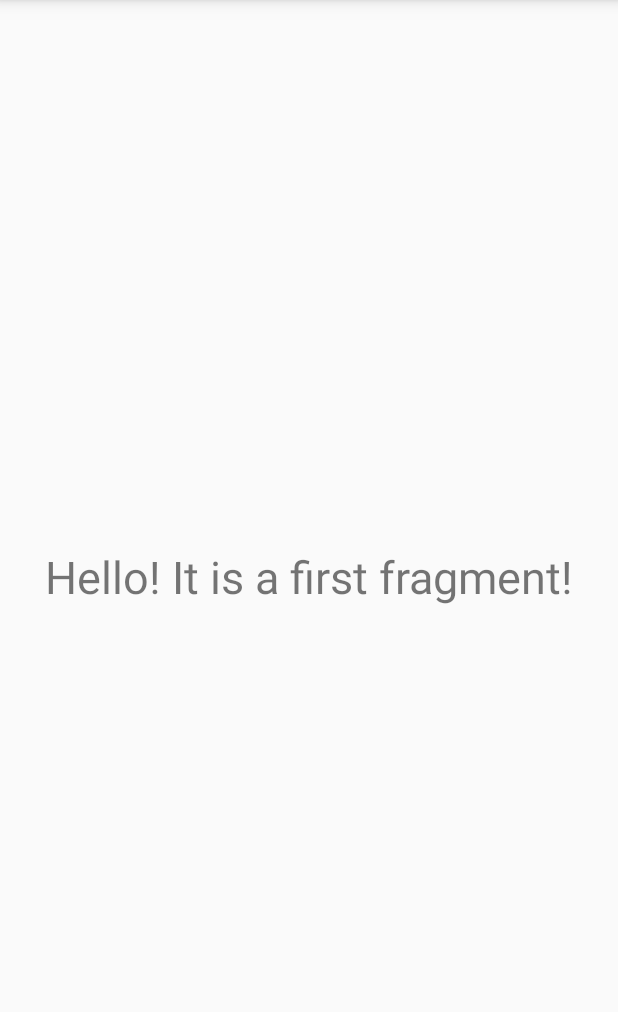
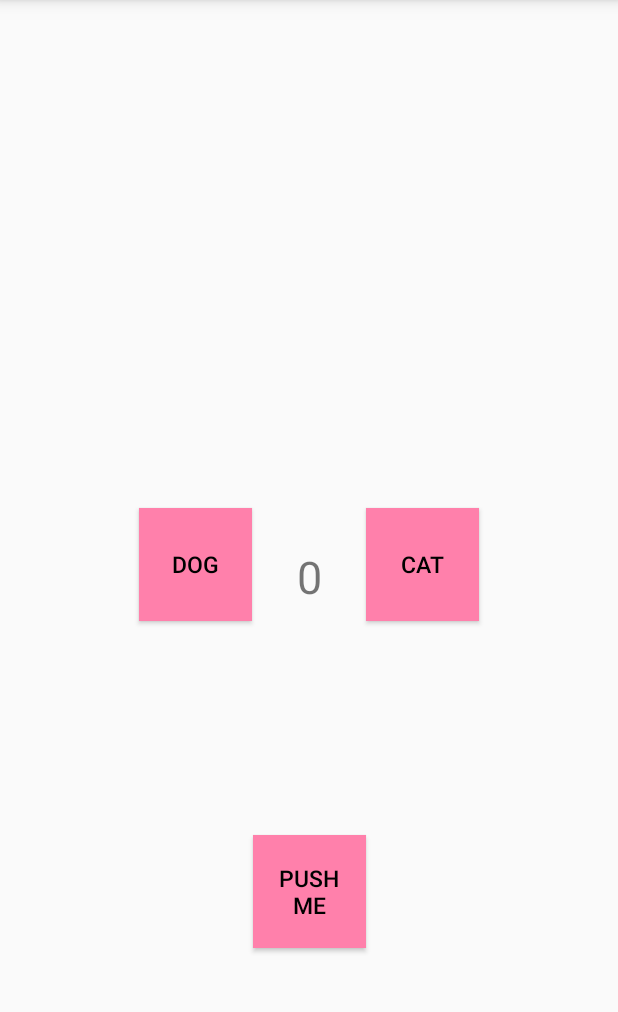
Before and after one commit to Morshu03/JavaRushProject, an Android app: the screen it shows after launch (MainActivity), after a tap on "DOG", on a phone screen of 412 x 824 dp, the part 84-1096 px from its top. Run offline under Robolectric (Android 15) with nearby library versions, the phone set to English and light mode, and no system bars; 1 other tap on this screen came first.

Commit message:
fulfilled task with fragments;

```diff
--- a/app/src/main/java/com/example/javarushproject/FirstFragment.java
+++ b/app/src/main/java/com/example/javarushproject/FirstFragment.java
@@ -9,15 +9,23 @@ import androidx.fragment.app.Fragment;
 import android.view.LayoutInflater;
 import android.view.View;
 import android.view.ViewGroup;
+import android.widget.TextView;
 
 public class FirstFragment extends Fragment {
+    TextView textView;
 
     // достать цифру из бандла
     // android how to get value from bundle //fragment
     @Override
-    public View onCreateView(LayoutInflater inflater, ViewGroup container,
-                             Bundle savedInstanceState) {
-        return inflater.inflate(R.layout.fragment_first, container, false);
+    public View onCreateView(LayoutInflater inflater, ViewGroup container, Bundle savedInstanceState) {
+        View view = inflater.inflate(R.layout.fragment_first, container, false);
+        textView = view.findViewById(R.id.text);
+
+
+        Bundle bundle = getArguments();
+        int depDep = bundle.getInt("deep");
+        textView.setText(String.valueOf(depDep));
+        return view;
     }
 
 }
--- a/app/src/main/java/com/example/javarushproject/MainActivity.java
+++ b/app/src/main/java/com/example/javarushproject/MainActivity.java
@@ -4,12 +4,10 @@ package com.example.javarushproject;
 import android.os.Bundle;
 import android.view.Menu;
 import android.view.MenuItem;
-import android.widget.Button;
 import android.widget.Toast;
 
 import androidx.appcompat.app.AppCompatActivity;
 import androidx.appcompat.widget.Toolbar;
-import androidx.fragment.app.Fragment;
 import androidx.fragment.app.FragmentManager;
 import androidx.fragment.app.FragmentTransaction;
 
@@ -35,24 +33,17 @@ public class MainActivity extends AppCompatActivity {
         return super.onOptionsItemSelected(item);
     }
 
-    private void replaceFragment(Fragment fragment) {
-        FragmentManager fragmentManager = getSupportFragmentManager();
-        FragmentTransaction fragmentTransaction = fragmentManager.beginTransaction();
-        fragmentTransaction.replace(R.id.container, fragment);
-        fragmentTransaction.commit();
-    }
-
-
     @Override
     protected void onCreate(Bundle savedInstanceState) {
         super.onCreate(savedInstanceState);
         setContentView(R.layout.activity_main);
         myToolbar = findViewById(R.id.toolbar);
 
-
         setSupportActionBar(myToolbar);
-        replaceFragment(new StartFragment());
-
+        FragmentManager fragmentManager = getSupportFragmentManager();
+        FragmentTransaction fragmentTransaction = fragmentManager.beginTransaction();
+        fragmentTransaction.replace(R.id.first_container, new StartFragment());
+        fragmentTransaction.commit();
     }
 
 }
--- a/app/src/main/java/com/example/javarushproject/StartFragment.java
+++ b/app/src/main/java/com/example/javarushproject/StartFragment.java
@@ -12,41 +12,77 @@ import android.view.LayoutInflater;
 import android.view.View;
 import android.view.ViewGroup;
 import android.widget.Button;
+import android.widget.TextView;
+import android.widget.Toast;
+
+import java.util.Objects;
 
 public class StartFragment extends Fragment {
 
+    Button plusBtn, minusBtn, quantityBtn;
+    TextView quantityText;
+    int defValue = 0;
+    int plsMnsCount = 1;
 
 
     @Override
-    public View onCreateView(LayoutInflater inflater, ViewGroup container,
-                             Bundle savedInstanceState) {
-        return inflater.inflate(R.layout.fragment_start, container, false);
+    public View onCreateView(LayoutInflater inflater, ViewGroup container, Bundle savedInstanceState) {
+        View view = inflater.inflate(R.layout.fragment_start, container, false);
+        quantityText = view.findViewById(R.id.quantity_text);
+        minusBtn = view.findViewById(R.id.minus_btn);
+        plusBtn = view.findViewById(R.id.plus_btn);
+        quantityBtn = view.findViewById(R.id.quantity_button);
+
+        plusBtn.setOnClickListener(plusView -> {
+            defValue += plsMnsCount;
+            quantityText.setText(String.valueOf(defValue));
+        });
+        minusBtn.setOnClickListener(minusView -> {
+            defValue -= plsMnsCount;
+            quantityText.setText(String.valueOf(defValue));
+        });
+        quantityBtn.setOnClickListener(quantityView -> {
+            if (defValue > 0) {
+                Bundle bundle = new Bundle();
+                bundle.putInt("deep", defValue);
+                FragmentManager fragmentManager = getActivity().getSupportFragmentManager();
+                FragmentTransaction fragmentTransaction = fragmentManager.beginTransaction();
+                FirstFragment firstFragment = new FirstFragment();
+                firstFragment.setArguments(bundle);
+                fragmentTransaction.replace(R.id.first_container, firstFragment);
+                fragmentTransaction.addToBackStack(null);
+                fragmentTransaction.commit();
+            } else {
+                Toast.makeText(getActivity().getApplicationContext(), "dygf", Toast.LENGTH_SHORT).show();
+            }
+        });
+        return view;
     }
 
-    @Override
-    public void onViewCreated(@NonNull View view, @Nullable Bundle savedInstanceState) {
-        super.onViewCreated(view, savedInstanceState);
-        Button catBtn, dogBtn;
-
-        dogBtn = view.findViewById(R.id.dog_btn);
-        catBtn = view.findViewById(R.id.cat_btn);
-
-        dogBtn.setOnClickListener(dogView -> replaceFragment());
-        catBtn.setOnClickListener(catView -> replaceFragment());
-
-    }
-    private void replaceFragment() {
-        FragmentManager fragmentManager = getActivity().getSupportFragmentManager();
-        //Создать новый бандл
-        //положить в бандл по ключу значение (цифорка)
-        //Подкинуть бандл в качестве аргумента в метод replace
-        //android create bundle
-        //android pass string/data/argument to fragment
-        FragmentTransaction fragmentTransaction = fragmentManager.beginTransaction();
-        fragmentTransaction.replace(R.id.container, FirstFragment.class, new Bundle(), "tag");
-        fragmentTransaction.addToBackStack(null);
-        fragmentTransaction.commit();
-    }
-
-
 }
+//quantityBtn.setOnClickListener(quantityView -> {
+//Bundle bundle = new Bundle();
+//bundle.putInt("key", defValue);
+//FirstFragment fragment = new FirstFragment();
+//fragment.setArguments(bundle);
+//get
+//});
+//}
+//plusBtn.setOnClickListener(view -> {
+//        defaultValue += count;
+//        quantityText.setText(String.valueOf(defaultValue));
+//    });
+//        minusBtn.setOnClickListener(view -> {
+//        defaultValue -= count;
+//        quantityText.setText(String.valueOf(defaultValue));
+//    });
+//        shopBtn.setOnClickListener(view -> {
+//        if (defaultValue > 0) {
+//            Intent myIntent = new Intent(this, SecondActivity.class);
+//            myIntent.putExtra(DEFAULT_VALUE_KEY, defaultValue);
+//            this.startActivity(myIntent);
+//        } else {
+//            Toast.makeText(this, "dygf", Toast.LENGTH_SHORT).show();
+//        }
+//    });
+//
--- a/app/src/main/res/layout/activity_main.xml
+++ b/app/src/main/res/layout/activity_main.xml
@@ -12,7 +12,7 @@
 
 
     <FrameLayout
-        android:id="@+id/container"
+        android:id="@+id/first_container"
         android:layout_width="match_parent"
         android:layout_height="0dp"
         app:layout_constraintBottom_toBottomOf="parent"
--- a/app/src/main/res/layout/fragment_first.xml
+++ b/app/src/main/res/layout/fragment_first.xml
@@ -7,10 +7,12 @@
     tools:context=".FirstFragment">
 
     <TextView
+        android:id="@+id/text"
         android:layout_width="wrap_content"
         android:layout_height="wrap_content"
-        android:text="@string/fragment_text"
+        android:text="@string/quantity_text_view"
         android:textSize="@dimen/default_android_text_size"
+        android:textColor="@color/black"
         app:layout_constraintStart_toStartOf="parent"
         app:layout_constraintEnd_toEndOf="parent"
         app:layout_constraintTop_toTopOf="parent"
--- a/app/src/main/res/layout/fragment_start.xml
+++ b/app/src/main/res/layout/fragment_start.xml
@@ -6,28 +6,41 @@
     xmlns:app="http://schemas.android.com/apk/res-auto"
     tools:context=".StartFragment">
 
+    <TextView
+        android:id="@+id/quantity_text"
+        android:layout_width="wrap_content"
+        android:layout_height="wrap_content"
+        android:text="@string/quantity_text_view"
+        android:textSize="@dimen/default_android_text_size"
+        android:layout_margin="@dimen/default_android_margin"
+        android:padding="@dimen/default_android_padding"
+        app:layout_constraintTop_toTopOf="parent"
+        app:layout_constraintBottom_toBottomOf="parent"
+        app:layout_constraintStart_toEndOf="@id/minus_btn"
+        app:layout_constraintEnd_toStartOf="@id/plus_btn" />
+
     <Button
-        android:id="@+id/cat_btn"
+        android:id="@+id/plus_btn"
         android:layout_width="@dimen/button_plus_minus_size"
         android:layout_height="@dimen/button_plus_minus_size"
         android:background="@color/pink_A100"
-        android:text="@string/button_cat_text"
+        android:text="@string/button_plus_text"
         android:textColor="@color/black"
         android:textSize="@dimen/button_text_size"
         android:layout_marginEnd="@dimen/default_android_margin"
         android:layout_marginBottom="@dimen/default_android_margin"
         app:layout_constraintTop_toTopOf="parent"
         app:layout_constraintBottom_toBottomOf="parent"
-        app:layout_constraintStart_toEndOf="@id/dog_btn"
+        app:layout_constraintStart_toEndOf="@id/minus_btn"
         app:layout_constraintEnd_toEndOf="parent"/>
 
 
     <Button
-        android:id="@+id/dog_btn"
+        android:id="@+id/minus_btn"
         android:layout_width="@dimen/button_plus_minus_size"
         android:layout_height="@dimen/button_plus_minus_size"
         android:background="@color/pink_A100"
-        android:text="@string/button_dog_text"
+        android:text="@string/button_minus_text"
         android:textColor="@color/black"
         android:textSize="@dimen/button_text_size"
         android:layout_marginBottom="@dimen/default_android_margin"
@@ -35,6 +48,21 @@
         app:layout_constraintTop_toTopOf="parent"
         app:layout_constraintBottom_toBottomOf="parent"
         app:layout_constraintStart_toStartOf="parent"
-        app:layout_constraintEnd_toStartOf="@id/cat_btn"/>
+        app:layout_constraintEnd_toStartOf="@id/plus_btn"/>
+
+    <Button
+        android:id="@+id/quantity_button"
+        android:layout_width="@dimen/button_plus_minus_size"
+        android:layout_height="@dimen/button_plus_minus_size"
+        android:background="@color/pink_A100"
+        android:text="@string/quantity_btn"
+        android:textSize="@dimen/button_text_size"
+        android:textColor="@color/black"
+        android:layout_margin="@dimen/default_android_margin"
+        android:padding="@dimen/default_android_padding"
+        app:layout_constraintTop_toBottomOf="@id/quantity_text"
+        app:layout_constraintBottom_toBottomOf="parent"
+        app:layout_constraintStart_toEndOf="@id/minus_btn"
+        app:layout_constraintEnd_toStartOf="@id/plus_btn"/>
 
 </androidx.constraintlayout.widget.ConstraintLayout>
--- a/app/src/main/res/values/strings.xml
+++ b/app/src/main/res/values/strings.xml
@@ -1,10 +1,11 @@
 <resources>
     <string name="app_name">JavaRushProject</string>
-    <string name="button_dog_text">dog</string>
+    <string name="button_minus_text">dog</string>
+    <string name="button_plus_text">cat</string>
+    <string name="quantity_btn">push me</string>
     <string name="sort">dropdown</string>
     <string name="item1">item!</string>
     <string name="fragment_text">Hello! It is a first fragment!</string>
-    <string name="button_cat_text">cat</string>
-    <!-- TODO: Remove or change this placeholder text -->
-    <string name="hello_blank_fragment">Hello blank fragment</string>
+    <string name="quantity_text_view">0</string>
+
 </resources>
```
Also changed, not shown: app/src/main/java/com/example/javarushproject/SecondFragment.java (deleted, +0 -18 lines), app/src/main/res/layout/fragment_second.xml (deleted, +0 -22 lines).
